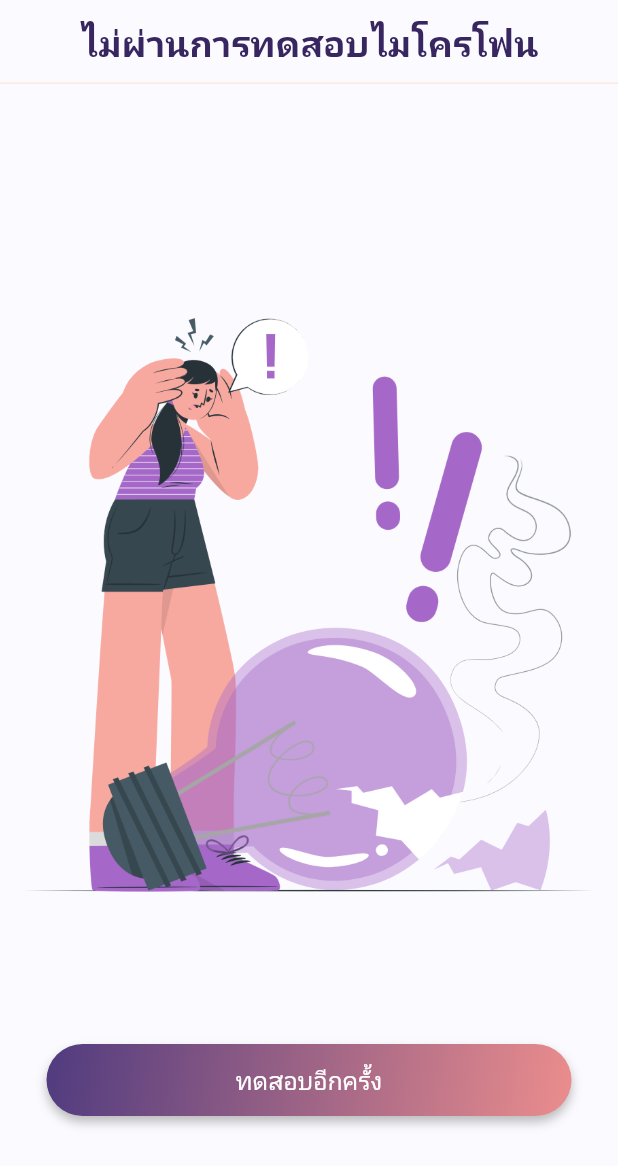
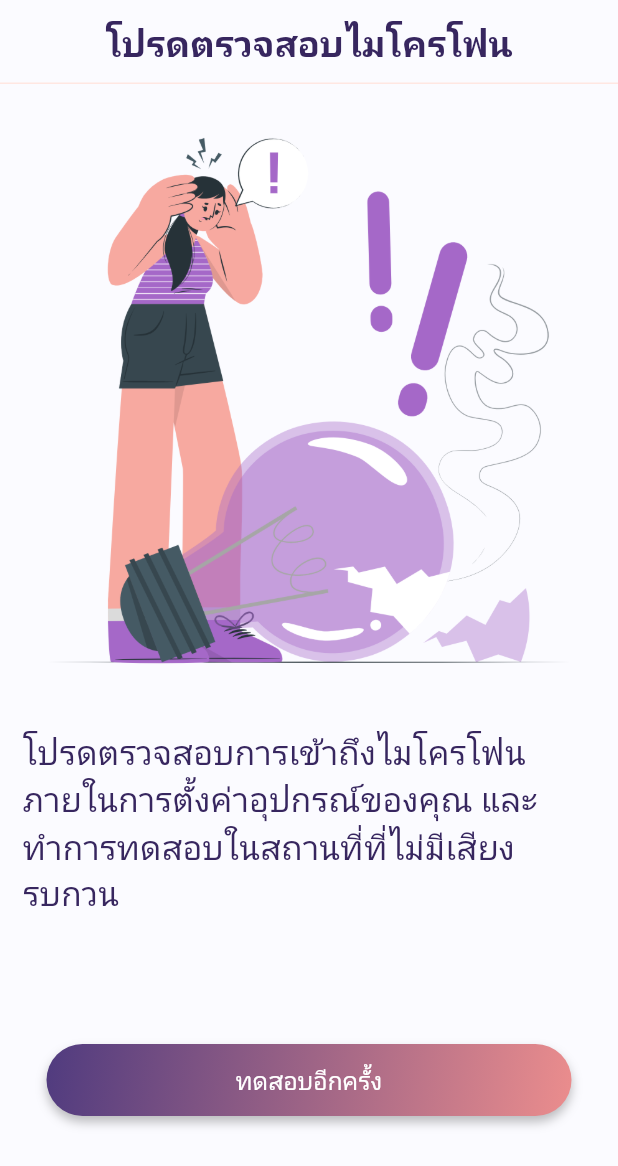
Before and after one commit to anpdgr/SpeechStroop, a Flutter app: the FailMicrophoneTestScreen screen opened by its route, on a phone screen of 412 x 824 dp. Shown: the top 1166 px of the screen. Run offline on Flutter 3.47's test engine with Material 2 defaults, Android fonts, the phone set to English and light mode, and no system bars; our stand-ins replace animated_text_kit, avatar_glow, logger, permission_handler, speech_to_text, tuple; missing offline and left inert: buddhist_datetime_dateformat, mongo_dart; accounts and stored records are empty; Roboto replaces fonts that are missing (BaiJamjuree).

Commit message:
feat(precon): handle microphone onError while precon

```diff
--- a/speech_stroop/lib/screens/precondition_test/microphone_test/fail_microphone_test.dart
+++ b/speech_stroop/lib/screens/precondition_test/microphone_test/fail_microphone_test.dart
@@ -1,9 +1,14 @@
 import 'package:flutter/material.dart';
 import 'package:flutter/services.dart';
+import 'package:permission_handler/permission_handler.dart';
 import 'package:speech_stroop/components/appbar.dart';
 import 'package:speech_stroop/components/button/primary_button.dart';
+import 'package:speech_stroop/components/button/secondary_button.dart';
+import 'package:speech_stroop/screens/auth/register.dart';
 import 'package:speech_stroop/screens/precondition_test/color_test/color_test.dart';
 import 'package:speech_stroop/screens/precondition_test/microphone_test/microphone_test.dart';
+import 'package:speech_stroop/screens/precondition_test/reading_test/reading_test.dart';
+import 'package:speech_stroop/theme.dart';
 
 class FailMicrophoneTestScreen extends StatefulWidget {
   const FailMicrophoneTestScreen({Key key}) : super(key: key);
@@ -21,7 +26,7 @@ class _FailMicrophoneTestState extends State<FailMicrophoneTestScreen> {
     return Scaffold(
         key: scaffoldKey,
         backgroundColor: const Color(0xFFFBFBFF),
-        appBar: CustomAppBar('ไม่ผ่านการทดสอบไมโครโฟน'),
+        appBar: const CustomAppBar('โปรดตรวจสอบไมโครโฟน'),
         body: Column(
           children: [
             Expanded(
@@ -36,9 +41,25 @@ class _FailMicrophoneTestState extends State<FailMicrophoneTestScreen> {
               ),
             ),
             Padding(
+              padding: const EdgeInsets.all(15.0),
+              child: Text(
+                'โปรดตรวจสอบการเข้าถึงไมโครโฟนภายในการตั้งค่าอุปกรณ์ของคุณ และทำการทดสอบในสถานที่ที่ไม่มีเสียงรบกวน',
+                style: textTheme().titleLarge,
+              ),
+            ),
+            //TODO: (optional) add button to ask user for the microphone permission again
+            // Padding(
+            //   padding: const EdgeInsetsDirectional.fromSTEB(0, 50, 0, 0),
+            //   child: SecondaryButton('ให้อนุญาตการเข้าถึงไมโครโฟน', () async {
+            //     await Permission.microphone.request();
+            //   }),
+            // ),
+            Padding(
               padding: const EdgeInsetsDirectional.fromSTEB(0, 50, 0, 80),
               child: PrimaryButton('ทดสอบอีกครั้ง', () {
-                Navigator.pushNamed(context, MicrophoneTestScreen.routeName);
+                (precondition.readingAbilityTest.score != 7)
+                    ? Navigator.pushNamed(context, ReadingTestScreen.routeName)
+                    : Navigator.pushNamed(context, ColorTestScreen.routeName);
               }),
             )
           ],
```
Also changed, not shown: speech_stroop/lib/screens/precondition_test/color_test/color_test.dart (+6 -2 lines), speech_stroop/lib/screens/precondition_test/reading_test/reading_test.dart (+6 -2 lines).
